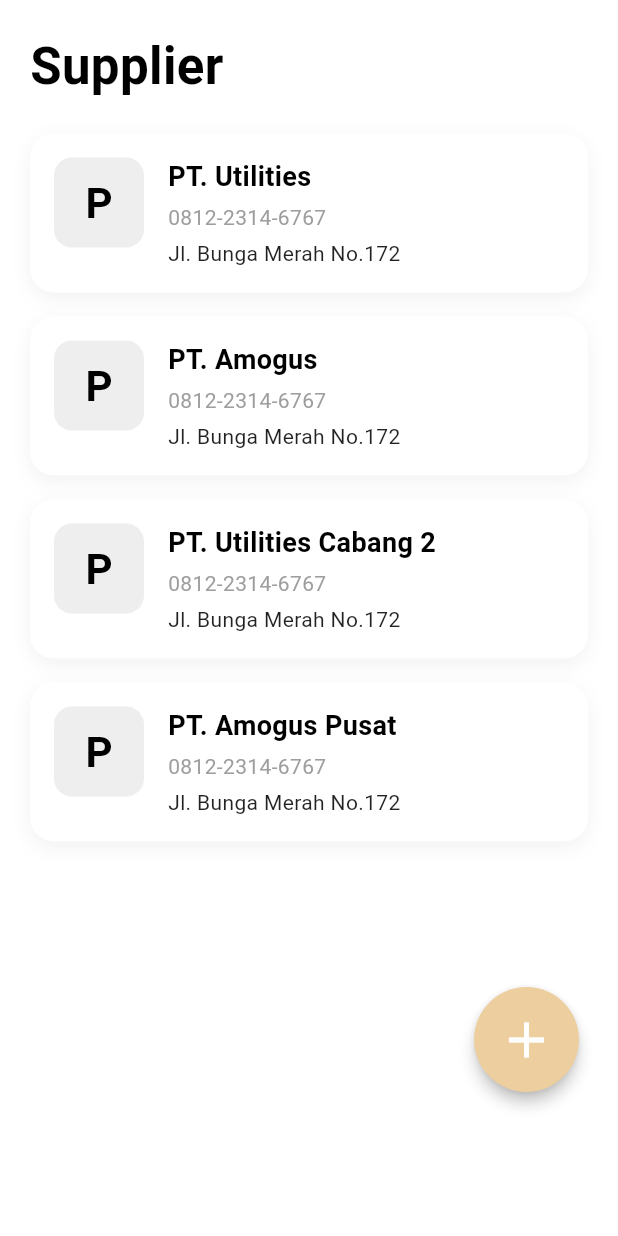
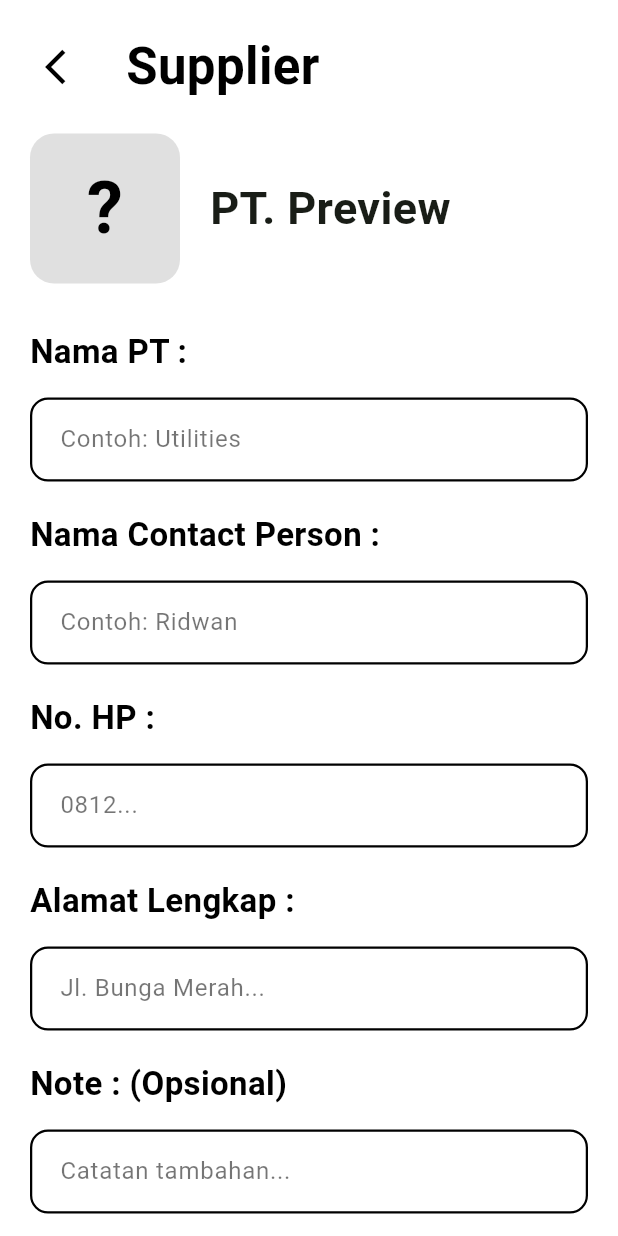
Before and after one commit to DenShubi/GudangKu, a Flutter app: the SupplierListPage screen opened directly, after a tap on the "add" icon, on a phone screen of 412 x 824 dp. Run offline on Flutter 3.47's test engine with Material 3 defaults, Android fonts, the phone set to English and light mode, and no system bars; our stand-ins replace image_picker, supabase_flutter; accounts and stored records are empty; Roboto replaces fonts that are missing (SFPro).

Commit message:
Add Supplier Feat

```diff
--- a/lib/features/product/presentation/pages/product_add_page.dart
+++ b/lib/features/product/presentation/pages/product_add_page.dart
@@ -2,7 +2,6 @@ import 'dart:io';
 import 'package:flutter/material.dart';
 import 'package:image_picker/image_picker.dart';
 import 'package:provider/provider.dart';
-import '../../../../core/constants/app_colors.dart';
 import '../providers/product_provider.dart';
 
 // Import Shared Components
--- a/lib/features/product/presentation/widgets/product_card.dart
+++ b/lib/features/product/presentation/widgets/product_card.dart
@@ -1,5 +1,4 @@
 import 'package:flutter/material.dart';
-import '../../../../core/constants/app_colors.dart';
 
 class ProductCard extends StatelessWidget {
   final String name;
--- /dev/null
+++ b/lib/features/supplier/data/models/supplier_model.dart
@@ -0,0 +1,40 @@
+class SupplierModel {
+  final String id;
+  final String name;
+  final String contactPerson;
+  final String phone;
+  final String address;
+  final String notes;
+
+  SupplierModel({
+    required this.id,
+    required this.name,
+    required this.contactPerson,
+    required this.phone,
+    required this.address,
+    required this.notes,
+  });
+
+  // Dari Supabase (JSON) ke Dart
+  factory SupplierModel.fromJson(Map<String, dynamic> json) {
+    return SupplierModel(
+      id: json['id']?.toString() ?? '',
+      name: json['name'] ?? '',
+      contactPerson: json['contact_person'] ?? '', // Pastikan sesuai nama kolom di Supabase
+      phone: json['phone'] ?? '',
+      address: json['address'] ?? '',
+      notes: json['notes'] ?? '',
+    );
+  }
+
+  // Dari Dart ke Supabase
+  Map<String, dynamic> toJson() {
+    return {
+      'name': name,
+      'contact_person': contactPerson,
+      'phone': phone,
+      'address': address,
+      'notes': notes,
+    };
+  }
+}
--- /dev/null
+++ b/lib/features/supplier/data/repositories/supplier_repository.dart
@@ -0,0 +1,44 @@
+import 'package:supabase_flutter/supabase_flutter.dart';
+import '../models/supplier_model.dart';
+
+class SupplierRepository {
+  final SupabaseClient _supabase;
+
+  SupplierRepository(this._supabase);
+
+  // Ambil Data
+  Future<List<SupplierModel>> getSuppliers() async {
+    try {
+      final response = await _supabase
+          .from('suppliers')
+          .select()
+          .order('created_at', ascending: false);
+
+      final List<dynamic> data = response as List<dynamic>;
+      return data.map((e) => SupplierModel.fromJson(e)).toList();
+    } catch (e) {
+      throw Exception('Gagal mengambil data supplier: $e');
+    }
+  }
+
+  // Tambah Data
+  Future<void> addSupplier({
+    required String name,
+    required String contactPerson,
+    required String phone,
+    required String address,
+    required String notes,
+  }) async {
+    try {
+      await _supabase.from('suppliers').insert({
+        'name': name,
+        'contact_person': contactPerson,
+        'phone': phone,
+        'address': address,
+        'notes': notes,
+      });
+    } catch (e) {
+      throw Exception('Gagal menambah supplier: $e');
+    }
+  }
+}
--- /dev/null
+++ b/lib/features/supplier/presentation/pages/supplier_add_page.dart
@@ -0,0 +1,198 @@
+import 'package:flutter/material.dart';
+import 'package:provider/provider.dart'; // [WAJIB]
+
+import '../../../../core/widgets/custom_header.dart';
+import '../../../../core/widgets/custom_text_field.dart';
+import '../../../../core/widgets/custom_button.dart';
+import '../providers/providers.dart';
+
+// [PENTING] INI YANG HILANG TADI
+
+class SupplierAddPage extends StatefulWidget {
+  const SupplierAddPage({super.key});
+
+  @override
+  State<SupplierAddPage> createState() => _SupplierAddPageState();
+}
+
+class _SupplierAddPageState extends State<SupplierAddPage> {
+  final TextEditingController _nameController = TextEditingController();
+  final TextEditingController _cpController = TextEditingController();
+  final TextEditingController _phoneController = TextEditingController();
+  final TextEditingController _addressController = TextEditingController();
+  final TextEditingController _noteController = TextEditingController();
+
+  bool _isLoading = false;
+
+  @override
+  void initState() {
+    super.initState();
+    _nameController.addListener(() {
+      setState(() {});
+    });
+  }
+
+  @override
+  void dispose() {
+    _nameController.dispose();
+    _cpController.dispose();
+    _phoneController.dispose();
+    _addressController.dispose();
+    _noteController.dispose();
+    super.dispose();
+  }
+
+  @override
+  Widget build(BuildContext context) {
+    String initial = "?";
+    if (_nameController.text.isNotEmpty) {
+      initial = _nameController.text[0].toUpperCase();
+    }
+
+    return Scaffold(
+      backgroundColor: Colors.white,
+      body: SafeArea(
+        child: SingleChildScrollView(
+          padding: const EdgeInsets.symmetric(horizontal: 20, vertical: 20),
+          child: Column(
+            crossAxisAlignment: CrossAxisAlignment.start,
+            children: [
+              const CustomHeader(title: "Supplier", showBackButton: true),
+
+              const SizedBox(height: 20),
+
+              // Preview Area
+              Row(
+                children: [
+                  Container(
+                    width: 100,
+                    height: 100,
+                    decoration: BoxDecoration(
+                      color: Colors.grey[300],
+                      borderRadius: BorderRadius.circular(16),
+                    ),
+                    child: Center(
+                      child: Text(
+                        initial,
+                        style: const TextStyle(
+                          fontSize: 48,
+                          fontWeight: FontWeight.bold,
+                          color: Colors.black,
+                        ),
+                      ),
+                    ),
+                  ),
+                  const SizedBox(width: 20),
+                  Expanded(
+                    child: Text(
+                      _nameController.text.isEmpty
+                          ? "PT. Preview"
+                          : "PT. ${_nameController.text}",
+                      style: const TextStyle(
+                        fontSize: 30,
+                        fontWeight: FontWeight.bold,
+                      ),
+                      maxLines: 2,
+                      overflow: TextOverflow.ellipsis,
+                    ),
+                  ),
+                ],
+              ),
+
+              const SizedBox(height: 30),
+
+              // Form Inputs
+              CustomTextField(
+                label: "Nama PT :",
+                hint: "Contoh: Utilities",
+                controller: _nameController,
+                onChanged: (val) => setState(() {}),
+              ),
+
+              CustomTextField(
+                label: "Nama Contact Person :",
+                hint: "Contoh: Ridwan",
+                controller: _cpController,
+              ),
+
+              CustomTextField(
+                label: "No. HP :",
+                hint: "0812...",
+                controller: _phoneController,
+                isNumber: true,
+              ),
+
+              CustomTextField(
+                label: "Alamat Lengkap :",
+                hint: "Jl. Bunga Merah...",
+                controller: _addressController,
+                maxLines: 1,
+              ),
+
+              CustomTextField(
+                label: "Note : (Opsional)",
+                hint: "Catatan tambahan...",
+                controller: _noteController,
+                maxLines: 1,
+              ),
+
+              const SizedBox(height: 20),
+
+              // Tombol Save
+              CustomButton(
+                text: "Save",
+                isLoading: _isLoading,
+                onPressed: () async {
+                  if (_nameController.text.isEmpty) {
+                    ScaffoldMessenger.of(context).showSnackBar(
+                      const SnackBar(content: Text("Nama PT wajib diisi")),
+                    );
+                    return;
+                  }
+
+                  setState(() => _isLoading = true);
+
+                  // Panggil Provider (Sekarang sudah dikenali karena import ada)
+                  final success =
+                      await Provider.of<SupplierProvider>(
+                        context,
+                        listen: false,
+                      ).addSupplier(
+                        _nameController.text,
+                        _cpController.text,
+                        _phoneController.text,
+                        _addressController.text,
+                        _noteController.text,
+                      );
+
+                  if (context.mounted) {
+                    setState(() => _isLoading = false);
+
+                    if (success) {
+                      Navigator.pop(context);
+                      ScaffoldMessenger.of(context).showSnackBar(
+                        const SnackBar(
+                          content: Text("Supplier berhasil disimpan!"),
+                        ),
+                      );
+                    } else {
+                      final errorMsg = Provider.of<SupplierProvider>(
+                        context,
+                        listen: false,
+                      ).errorMessage;
+                      ScaffoldMessenger.of(context).showSnackBar(
+                        SnackBar(content: Text(errorMsg ?? "Gagal menyimpan")),
+                      );
+                    }
+                  }
+                },
+              ),
+
+              const SizedBox(height: 20),
+            ],
+          ),
+        ),
+      ),
+    );
+  }
+}
--- a/lib/features/supplier/presentation/pages/supplier_list_page.dart
+++ b/lib/features/supplier/presentation/pages/supplier_list_page.dart
@@ -1,40 +1,37 @@
 import 'package:flutter/material.dart';
+import 'package:provider/provider.dart'; // [WAJIB]
+
 import '../../../../core/constants/app_colors.dart';
 import '../../../../core/widgets/custom_header.dart';
 import '../widgets/supplier_card.dart';
+import 'supplier_detail_page.dart';
+import 'supplier_add_page.dart';
 
-// Nanti import SupplierAddPage jika sudah dibuat
-// import 'supplier_add_page.dart';
+// [PENTING] INI YANG HILANG TADI
+import '../providers/providers.dart';
 
-class SupplierListPage extends StatelessWidget {
+class SupplierListPage extends StatefulWidget {
   const SupplierListPage({super.key});
 
   @override
+  State<SupplierListPage> createState() => _SupplierListPageState();
+}
+
+class _SupplierListPageState extends State<SupplierListPage> {
+  @override
+  void initState() {
+    super.initState();
+    // Fetch data saat halaman dibuka
+    Future.microtask(
+      () => Provider.of<SupplierProvider>(
+        context,
+        listen: false,
+      ).fetchSuppliers(),
+    );
+  }
+
+  @override
   Widget build(BuildContext context) {
-    // Data Dummy (Pura-pura dari database)
-    final List<Map<String, String>> dummySuppliers = [
-      {
-        "name": "PT. Utilities",
-        "phone": "0812-2314-6767",
-        "address": "Jl. Bunga Merah No.172"
-      },
-      {
-        "name": "PT. Amogus",
-        "phone": "0812-2314-6767",
-        "address": "Jl. Bunga Merah No.172"
-      },
-      {
-        "name": "PT. Utilities Cabang 2",
-        "phone": "0812-2314-6767",
-        "address": "Jl. Bunga Merah No.172"
-      },
-       {
-        "name": "PT. Amogus Pusat",
-        "phone": "0812-2314-6767",
-        "address": "Jl. Bunga Merah No.172"
-      },
-    ];
-
     return Scaffold(
       backgroundColor: Colors.white,
       body: SafeArea(
@@ -42,27 +39,54 @@ class SupplierListPage extends StatelessWidget {
           padding: const EdgeInsets.symmetric(horizontal: 20, vertical: 20),
           child: Column(
             children: [
-              // 1. Header (Shared Component)
-              const CustomHeader(
-                title: "Supplier",
-                showBackButton: false, // Set true jika ingin tombol back
-              ),
+              const CustomHeader(title: "Supplier", showBackButton: false),
 
               const SizedBox(height: 20),
 
-              // 2. List Supplier
+              // Consumer SupplierProvider
               Expanded(
-                child: ListView.builder(
-                  itemCount: dummySuppliers.length,
-                  itemBuilder: (context, index) {
-                    final supplier = dummySuppliers[index];
-                    return SupplierCard(
-                      name: supplier['name']!,
-                      phone: supplier['phone']!,
-                      address: supplier['address']!,
-                      onTap: () {
-                        // Nanti navigasi ke Detail Supplier
-                        print("Klik ${supplier['name']}");
+                child: Consumer<SupplierProvider>(
+                  builder: (context, provider, child) {
+                    // 1. Loading
+                    if (provider.isLoading) {
+                      return const Center(child: CircularProgressIndicator());
+                    }
+
+                    // 2. Error
+                    if (provider.errorMessage != null) {
+                      return Center(child: Text(provider.errorMessage!));
+                    }
+
+                    // 3. Kosong
+                    if (provider.suppliers.isEmpty) {
+                      return const Center(child: Text("Belum ada supplier."));
+                    }
+
+                    // 4. Ada Data
+                    return ListView.builder(
+                      itemCount: provider.suppliers.length,
+                      itemBuilder: (context, index) {
+                        final supplier = provider.suppliers[index];
+                        return SupplierCard(
+                          name: supplier.name,
+                          phone: supplier.phone,
+                          address: supplier.address,
+                          onTap: () {
+                            Navigator.push(
+                              context,
+                              MaterialPageRoute(
+                                builder: (context) => SupplierDetailPage(
+                                  name: supplier.name,
+                                  address: supplier.address,
+                                  email: "-",
+                                  phone: supplier.phone,
+                                  contactPerson: supplier.contactPerson,
+                                  notes: supplier.notes,
+                                ),
+                              ),
+                            );
+                          },
+                        );
                       },
                     );
                   },
@@ -72,19 +96,21 @@ class SupplierListPage extends StatelessWidget {
           ),
         ),
       ),
-
-      // 3. Floating Action Button (Tombol Tambah)
       floatingActionButton: Padding(
-        padding: const EdgeInsets.only(bottom: 80, right: 10), // Padding agar tidak tertutup nav bar
+        padding: const EdgeInsets.only(bottom: 80, right: 10),
         child: SizedBox(
           width: 70,
           height: 70,
           child: FloatingActionButton(
             onPressed: () {
-              // Navigasi ke Halaman Tambah Supplier
-              // Navigator.push(context, MaterialPageRoute(builder: (context) => const SupplierAddPage()));
+              Navigator.push(
+                context,
+                MaterialPageRoute(
+                  builder: (context) => const SupplierAddPage(),
+                ),
+              );
             },
-            backgroundColor: AppColors.creamBackground, // Gunakan warna cream/kuning emas
+            backgroundColor: AppColors.creamBackground,
             shape: const CircleBorder(),
             elevation: 4,
             child: const Icon(Icons.add, color: Colors.white, size: 40),
--- /dev/null
+++ b/lib/features/supplier/presentation/providers/providers.dart
@@ -0,0 +1 @@
+export 'supplier_provider.dart';
--- /dev/null
+++ b/lib/features/supplier/presentation/providers/supplier_provider.dart
@@ -0,0 +1,68 @@
+import 'package:flutter/material.dart';
+import '../../data/models/supplier_model.dart';
+import '../../data/repositories/supplier_repository.dart';
+
+class SupplierProvider extends ChangeNotifier {
+  final SupplierRepository _repository;
+
+  SupplierProvider(this._repository);
+
+  // State Variables
+  List<SupplierModel> _suppliers = [];
+  bool _isLoading = false;
+  String? _errorMessage;
+
+  // Getters
+  List<SupplierModel> get suppliers => _suppliers;
+  bool get isLoading => _isLoading;
+  String? get errorMessage => _errorMessage;
+
+  // 1. Fetch Data
+  Future<void> fetchSuppliers() async {
+    _isLoading = true;
+    _errorMessage = null;
+    notifyListeners();
+
+    try {
+      _suppliers = await _repository.getSuppliers();
+    } catch (e) {
+      _errorMessage = e.toString();
+    } finally {
+      _isLoading = false;
+      notifyListeners();
+    }
+  }
+
+  // 2. Add Data
+  Future<bool> addSupplier(
+    String name,
+    String contactPerson,
+    String phone,
+    String address,
+    String notes,
+  ) async {
+    _isLoading = true;
+    _errorMessage = null;
+    notifyListeners();
+
+    try {
+      await _repository.addSupplier(
+        name: name,
+        contactPerson: contactPerson,
+        phone: phone,
+        address: address,
+        notes: notes,
+      );
+
+      // Refresh list setelah berhasil tambah
+      await fetchSuppliers();
+
+      return true; // Berhasil
+    } catch (e) {
+      _errorMessage = e.toString();
+      _isLoading = false;
+      notifyListeners();
+      return false; // Gagal
+    }
+  }
+}
--- a/lib/main_screen.dart
+++ b/lib/main_screen.dart
@@ -1,4 +1,5 @@
 import 'package:flutter/material.dart';
+import 'package:gudangku/features/supplier/presentation/pages/supplier_list_page.dart';
 import 'core/widgets/custom_bottom_navbar.dart';
 // Pastikan import halaman Product ada.
 // Jika belum buat halaman lain, sementara pakai Text placeholder dulu tidak apa-apa.
@@ -20,7 +21,7 @@ class _MainScreenState extends State<MainScreen> {
   final List<Widget> _pages = [
     const Center(child: Text("Halaman Home")),        // Index 0
     const ProductListPage(),                          // Index 1 (Product)
-    const Center(child: Text("Halaman Supplier")),    // Index 2
+    const SupplierListPage(),    // Index 2
     const Center(child: Text("Halaman Category")),    // Index 3
     const Center(child: Text("Halaman Setting")),     // Index 4
   ];
```
Also changed, not shown: lib/features/supplier/presentation/pages/supplier_detail_page.dart (added, +169 -0 lines), lib/main.dart (+29 -19 lines).
